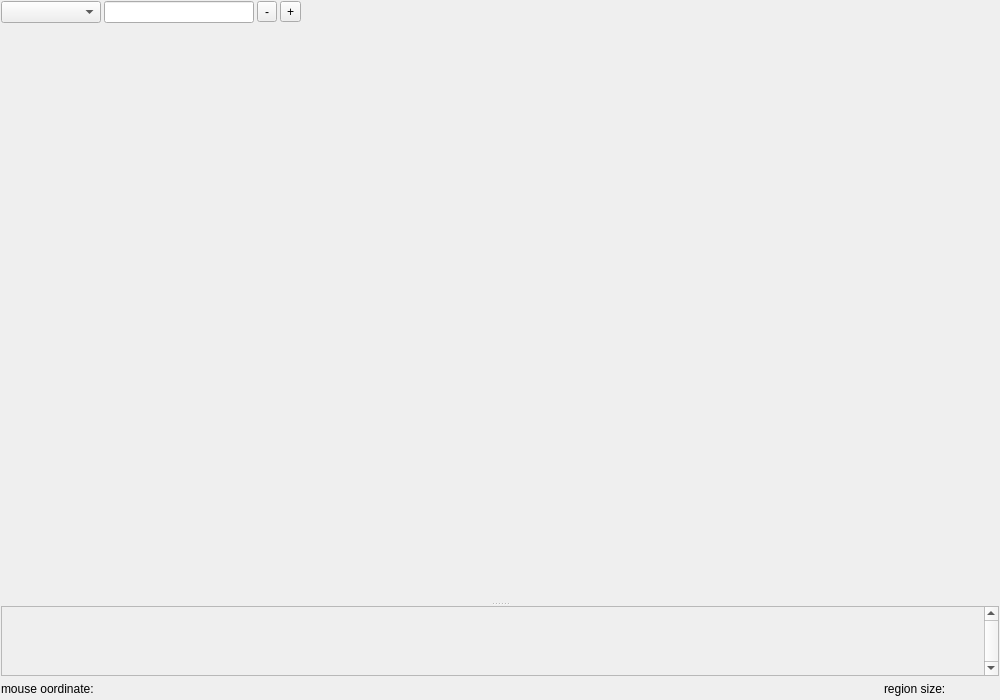
Before: the Qt Designer form src/cppVISUAL/GenomeVisualizationWidget.ui in imgag/ngs-bits, drawn with Qt 5.
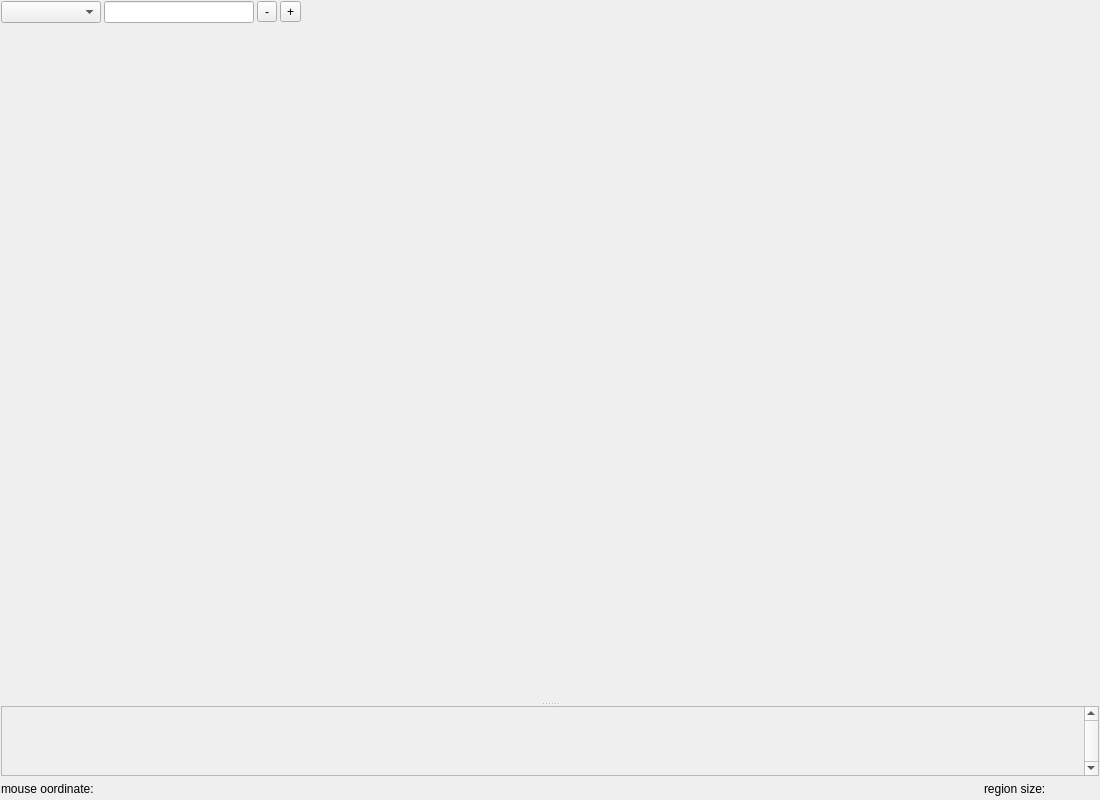
After: the same form once the commit is applied. Custom widgets are drawn as their Qt base class.

The edit to the form file:
```diff
--- a/src/cppVISUAL/GenomeVisualizationWidget.ui
+++ b/src/cppVISUAL/GenomeVisualizationWidget.ui
@@ -6,14 +6,14 @@
    <rect>
     <x>0</x>
     <y>0</y>
-    <width>1000</width>
-    <height>700</height>
+    <width>1100</width>
+    <height>800</height>
    </rect>
   </property>
   <property name="minimumSize">
    <size>
-    <width>400</width>
-    <height>400</height>
+    <width>1100</width>
+    <height>800</height>
    </size>
   </property>
   <property name="windowTitle">
@@ -159,7 +159,7 @@
         <rect>
          <x>0</x>
          <y>0</y>
-         <width>979</width>
+         <width>1079</width>
          <height>69</height>
         </rect>
        </property>
@@ -262,6 +262,12 @@
    <header location="global">GenePanel.h</header>
    <container>1</container>
   </customwidget>
+  <customwidget>
+   <class>ChromosomePanel</class>
+   <extends>QWidget</extends>
+   <header location="global">ChromosomePanel.h</header>
+   <container>1</container>
+  </customwidget>
  </customwidgets>
  <resources/>
  <connections/>
```
Left out of the diff: 3 changed lines with no effect on the pictures.
